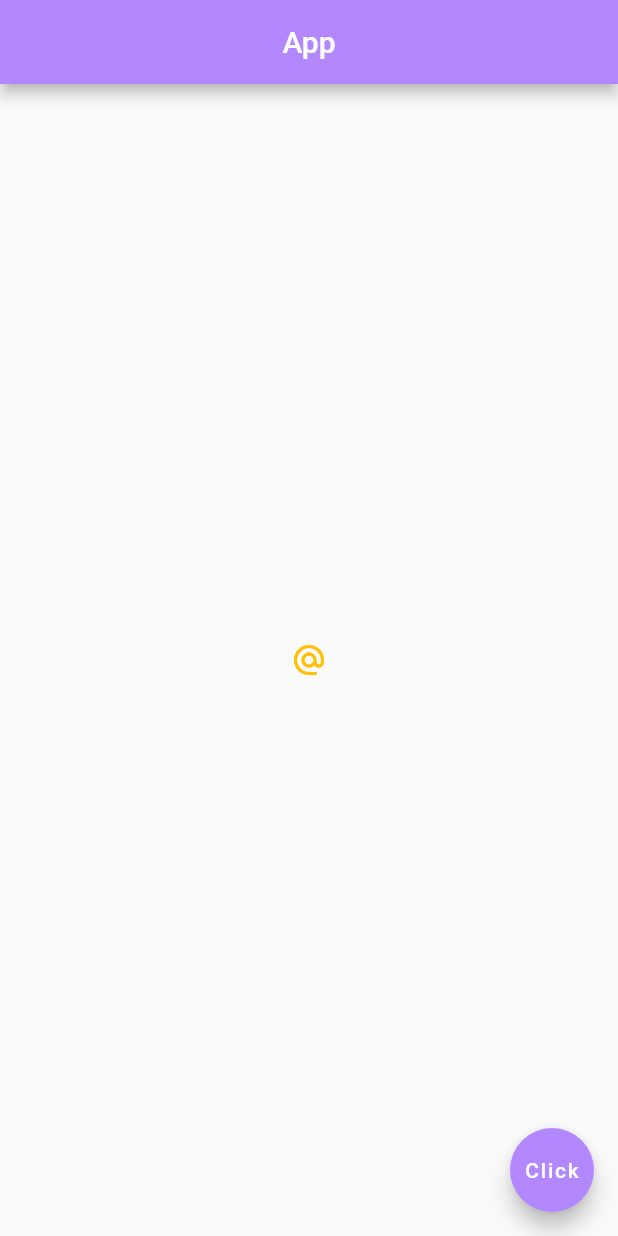
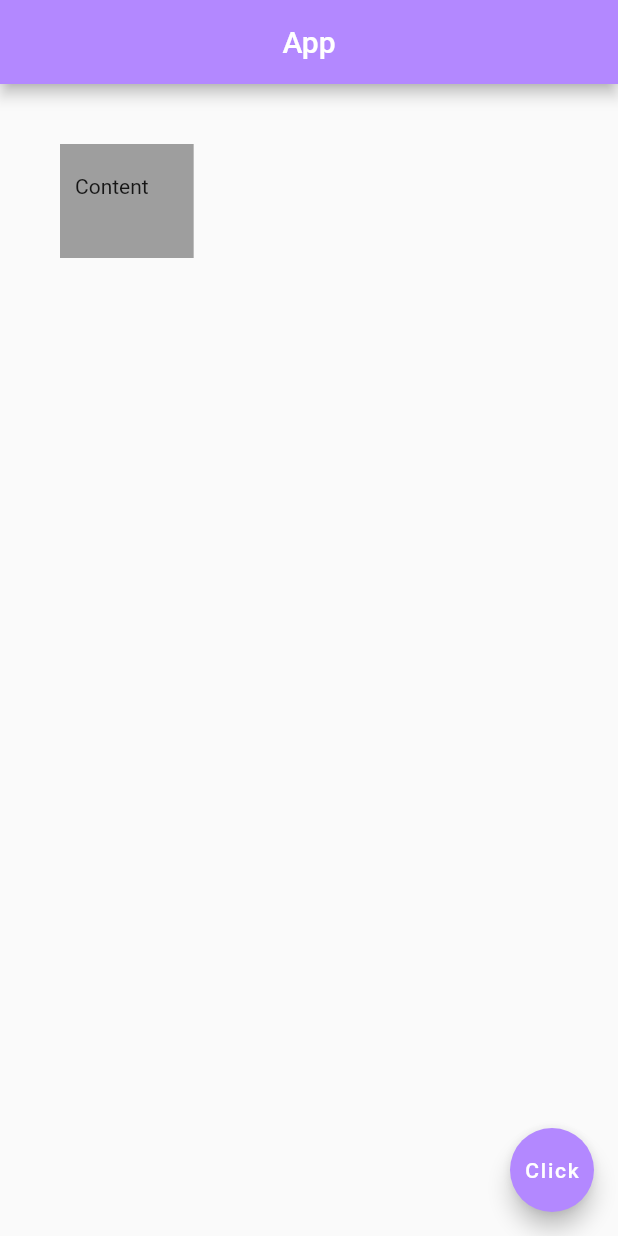
Before and after one commit to KeithChasen/simple-flutter-app, a Flutter app: the screen it shows after launch, on a phone screen of 412 x 824 dp. Run offline on Flutter 3.47's test engine with Material 2 defaults, Android fonts, the phone set to English and light mode, and no system bars.

Commit message:
body container / margin / padding

```diff
--- a/lib/main.dart
+++ b/lib/main.dart
@@ -13,14 +13,11 @@ class Home extends StatelessWidget {
         centerTitle: true,
         backgroundColor: Colors.deepPurpleAccent[100],
       ),
-      body: Center(
-        child: IconButton(
-          onPressed: () {
-            print('Send email');
-          },
-          icon: Icon(Icons.alternate_email),
-          color: Colors.amber,
-        ),
+      body: Container(
+        padding: EdgeInsets.fromLTRB(10, 20, 30, 40),
+        margin: EdgeInsets.all(40),
+        color: Colors.grey,
+        child: Text('Content'),
       ),
       floatingActionButton: FloatingActionButton(
         onPressed: () {},
```
